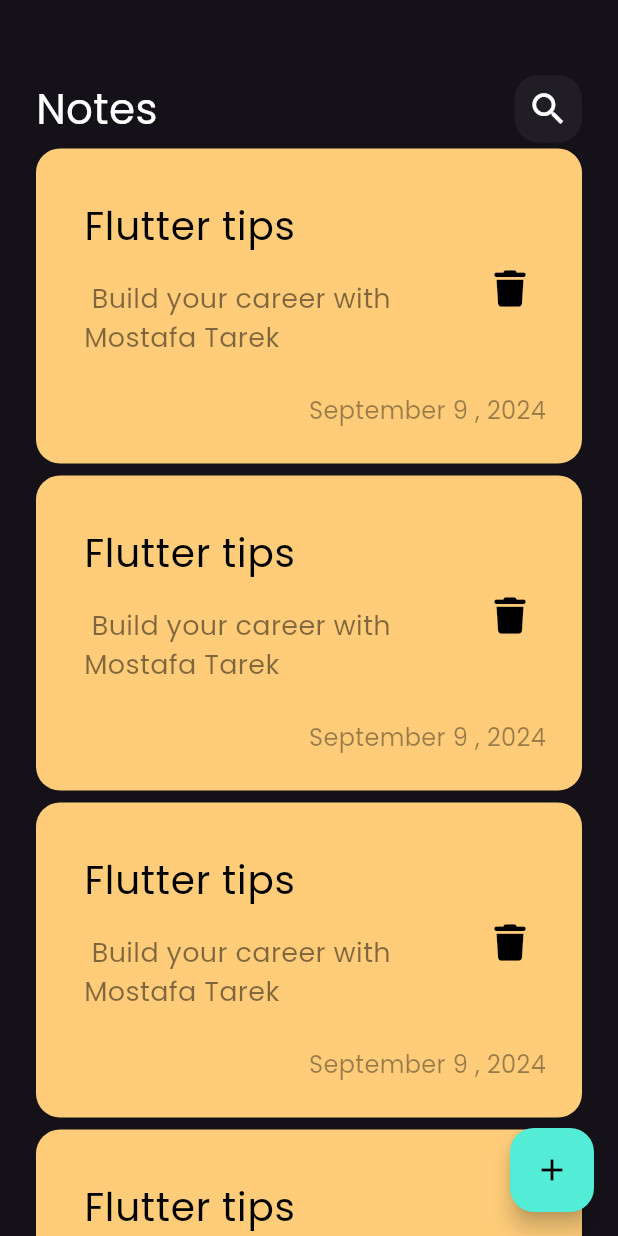
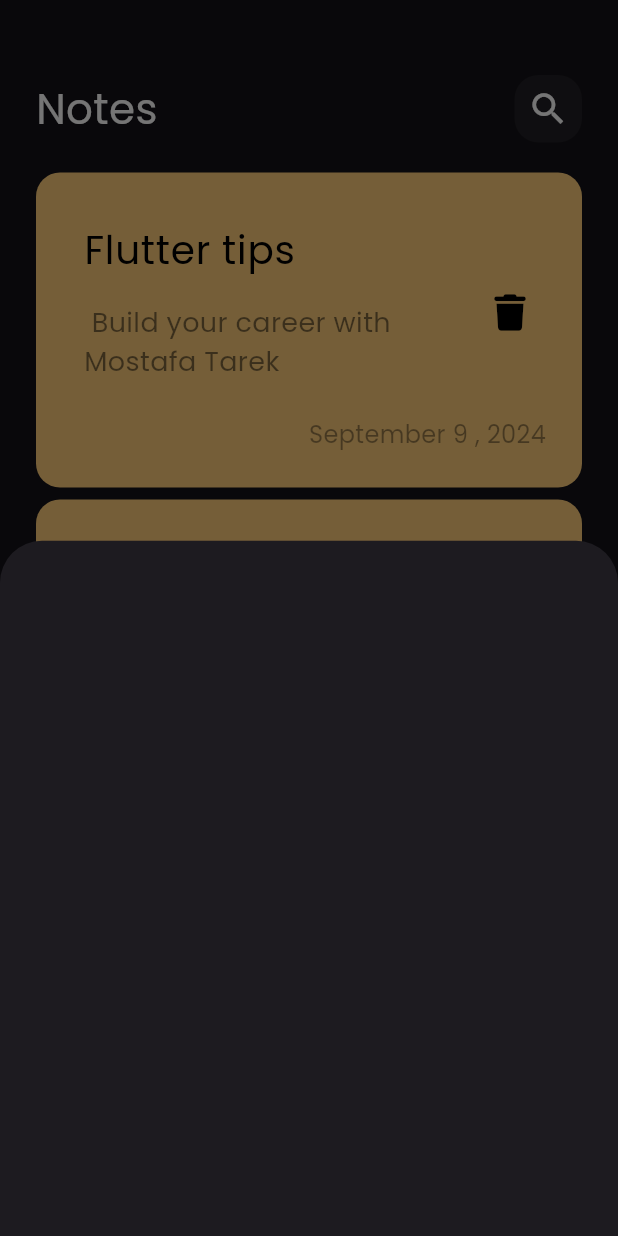
Before and after one commit to abotarek74/notes_app, a Flutter app: the screen it shows after launch, after a tap on the "add" icon, on a phone screen of 412 x 824 dp. Run offline on Flutter 3.47's test engine with Material 3 defaults, Android fonts, the phone set to English and light mode, and no system bars; our stand-ins replace font_awesome_flutter.

Commit message:
show model bottom sheet

```diff
--- a/lib/views/notes_view.dart
+++ b/lib/views/notes_view.dart
@@ -1,4 +1,5 @@
 import 'package:flutter/material.dart';
+import 'package:notes_app/widgets/add_note_bottom_sheet.dart';
 import 'package:notes_app/widgets/notes_view_body.dart';
 
 class NotesView extends StatelessWidget {
@@ -8,8 +9,14 @@ class NotesView extends StatelessWidget {
   Widget build(BuildContext context) {
     return Scaffold(
       floatingActionButton: FloatingActionButton(
-        backgroundColor: Color(0xff52ecd7),
-        onPressed: () {},
+        backgroundColor: const Color(0xff52ecd7),
+        onPressed: () {
+          showModalBottomSheet(
+              context: context,
+              builder: (context) {
+                return const AddNoteBottomSheet();
+              });
+        },
         child: const Icon(
           Icons.add,
           color: Colors.black,
--- /dev/null
+++ b/lib/widgets/add_note_bottom_sheet.dart
@@ -0,0 +1,10 @@
+import 'package:flutter/material.dart';
+
+class AddNoteBottomSheet extends StatelessWidget {
+  const AddNoteBottomSheet({super.key});
+
+  @override
+  Widget build(BuildContext context) {
+    return Container();
+  }
+}
--- a/lib/widgets/notes_list_view.dart
+++ b/lib/widgets/notes_list_view.dart
@@ -6,13 +6,17 @@ class NotesListView extends StatelessWidget {
 
   @override
   Widget build(BuildContext context) {
-    return ListView.builder(
+    return Padding(
+      padding: const EdgeInsets.symmetric(vertical: 16),
+      child: ListView.builder(
+        padding: EdgeInsets.zero,
         itemBuilder: (context, index) {
           return const Padding(
             padding: EdgeInsets.symmetric(vertical: 4),
             child: NoteItem(),
           );
         },
+      ),
     );
   }
 }
```
Lines whose indentation alone changed are shown as unchanged.
